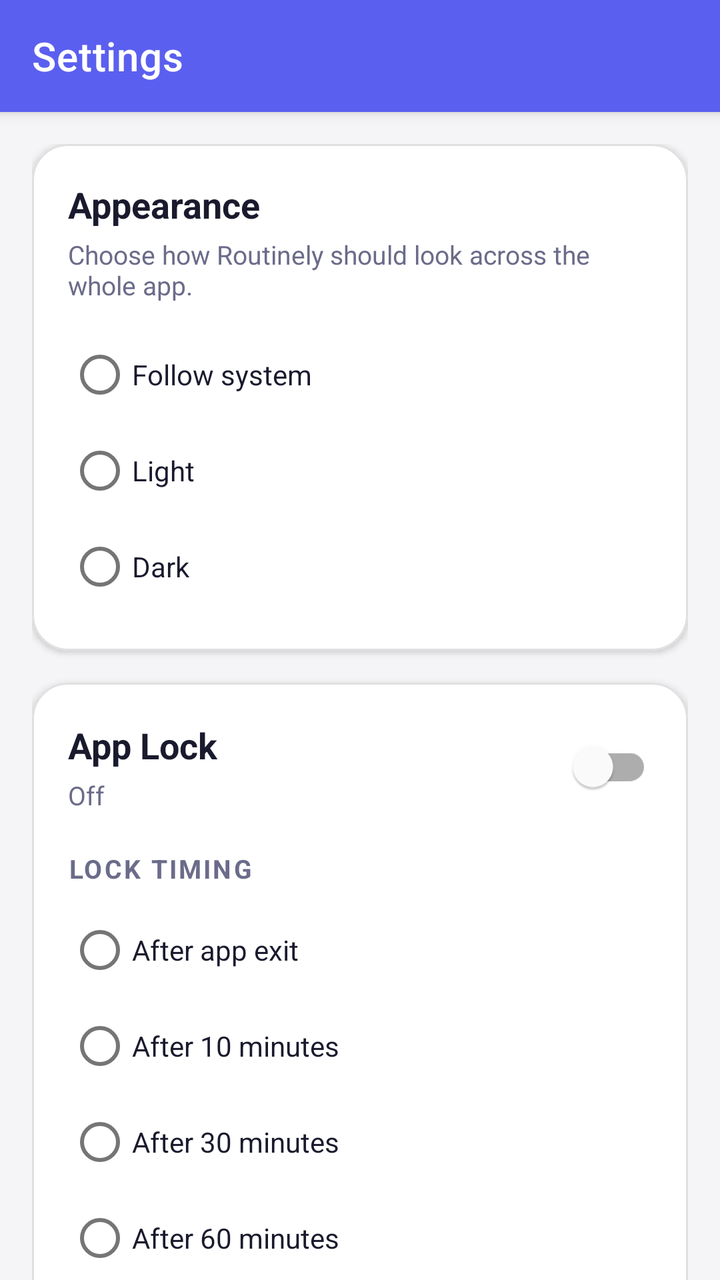
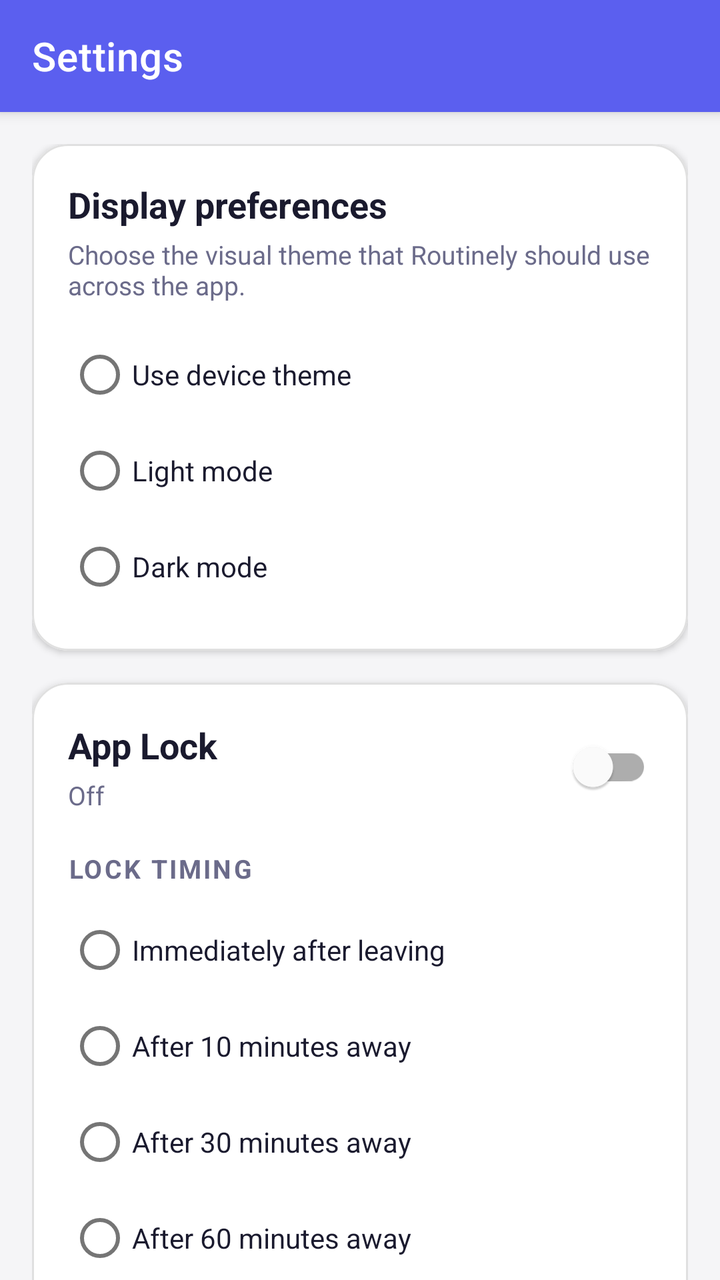

Two renders of the same Android screen: before a commit and after it. Below are the layout's source before the change and the commit's diff.
<!-- AndroidManifest.xml: application theme Theme.DailyRoutine -->
<!-- res/layout/activity_settings.xml -->
﻿<?xml version="1.0" encoding="utf-8"?>
<androidx.coordinatorlayout.widget.CoordinatorLayout xmlns:android="http://schemas.android.com/apk/res/android"
    xmlns:app="http://schemas.android.com/apk/res-auto"
    android:layout_width="match_parent"
    android:layout_height="match_parent"
    android:background="@color/bgPage">

    <com.google.android.material.appbar.AppBarLayout
        android:id="@+id/appBar"
        android:layout_width="match_parent"
        android:layout_height="wrap_content"
        android:background="@color/primary">

        <androidx.appcompat.widget.Toolbar
            android:id="@+id/toolbar"
            android:layout_width="match_parent"
            android:layout_height="?attr/actionBarSize"
            app:title="Settings"
            app:titleTextColor="@android:color/white" />

    </com.google.android.material.appbar.AppBarLayout>

    <androidx.core.widget.NestedScrollView
        android:id="@+id/settingsScroll"
        android:layout_width="match_parent"
        android:layout_height="match_parent"
        android:clipToPadding="false"
        android:paddingBottom="32dp"
        app:layout_behavior="@string/appbar_scrolling_view_behavior">

        <LinearLayout
            android:layout_width="match_parent"
            android:layout_height="wrap_content"
            android:orientation="vertical"
            android:padding="16dp">

            <com.google.android.material.card.MaterialCardView
                android:layout_width="match_parent"
                android:layout_height="wrap_content"
                app:cardBackgroundColor="@color/cardBg"
                app:cardCornerRadius="18dp"
                app:cardElevation="2dp"
                app:strokeColor="@color/cardStroke"
                app:strokeWidth="1dp">

                <LinearLayout
                    android:layout_width="match_parent"
                    android:layout_height="wrap_content"
                    android:orientation="vertical"
                    android:padding="18dp">

                    <TextView
                        android:layout_width="match_parent"
                        android:layout_height="wrap_content"
                        android:text="Appearance"
                        android:textColor="@color/textPrimary"
                        android:textSize="18sp"
                        android:textStyle="bold" />

                    <TextView
                        android:layout_width="match_parent"
                        android:layout_height="wrap_content"
                        android:layout_marginTop="4dp"
                        android:text="Choose how Routinely should look across the whole app."
                        android:textColor="@color/textSecondary"
                        android:textSize="13sp" />

                    <RadioGroup
                        android:id="@+id/radioGroupTheme"
                        android:layout_width="match_parent"
                        android:layout_height="wrap_content"
                        android:layout_marginTop="12dp"
                        android:orientation="vertical">

                        <RadioButton
                            android:id="@+id/radioThemeSystem"
                            android:layout_width="match_parent"
                            android:layout_height="wrap_content"
                            android:text="Follow system"
                            android:textColor="@color/textPrimary" />

                        <RadioButton
                            android:id="@+id/radioThemeLight"
                            android:layout_width="match_parent"
                            android:layout_height="wrap_content"
                            android:text="Light"
                            android:textColor="@color/textPrimary" />

                        <RadioButton
                            android:id="@+id/radioThemeDark"
                            android:layout_width="match_parent"
                            android:layout_height="wrap_content"
                            android:text="Dark"
                            android:textColor="@color/textPrimary" />
                    </RadioGroup>
                </LinearLayout>
            </com.google.android.material.card.MaterialCardView>

            <com.google.android.material.card.MaterialCardView
                android:layout_width="match_parent"
                android:layout_height="wrap_content"
                android:layout_marginTop="16dp"
                app:cardBackgroundColor="@color/cardBg"
                app:cardCornerRadius="18dp"
                app:cardElevation="2dp"
                app:strokeColor="@color/cardStroke"
                app:strokeWidth="1dp">

                <LinearLayout
                    android:layout_width="match_parent"
                    android:layout_height="wrap_content"
                    android:orientation="vertical"
                    android:padding="18dp">

                    <LinearLayout
                        android:layout_width="match_parent"
                        android:layout_height="wrap_content"
                        android:gravity="center_vertical"
                        android:orientation="horizontal">

                        <LinearLayout
                            android:layout_width="0dp"
                            android:layout_height="wrap_content"
                            android:layout_weight="1"
                            android:orientation="vertical">

                            <TextView
                                android:layout_width="match_parent"
                                android:layout_height="wrap_content"
                                android:text="App Lock"
                                android:textColor="@color/textPrimary"
                                android:textSize="18sp"
                                android:textStyle="bold" />

                            <TextView
                                android:id="@+id/tvLockSummary"
                                android:layout_width="match_parent"
                                android:layout_height="wrap_content"
                                android:layout_marginTop="4dp"
                                android:text="Off"
                                android:textColor="@color/textSecondary"
                                android:textSize="13sp" />
                        </LinearLayout>

                        <com.google.android.material.switchmaterial.SwitchMaterial
                            android:id="@+id/switchAppLock"
                            android:layout_width="wrap_content"
                            android:layout_height="wrap_content" />
                    </LinearLayout>

                    <TextView
                        style="@style/LabelText"
                        android:layout_marginTop="18dp"
                        android:text="Lock timing" />

                    <RadioGroup
                        android:id="@+id/radioGroupLockTimeout"
                        android:layout_width="match_parent"
                        android:layout_height="wrap_content"
                        android:layout_marginTop="8dp"
                        android:orientation="vertical">

                        <RadioButton
                            android:id="@+id/radioLockExit"
                            android:layout_width="match_parent"
                            android:layout_height="wrap_content"
                            android:text="After app exit"
                            android:textColor="@color/textPrimary" />

                        <RadioButton
                            android:id="@+id/radioLock10"
                            android:layout_width="match_parent"
                            android:layout_height="wrap_content"
                            android:text="After 10 minutes"
                            android:textColor="@color/textPrimary" />

                        <RadioButton
                            android:id="@+id/radioLock30"
                            android:layout_width="match_parent"
                            android:layout_height="wrap_content"
                            android:text="After 30 minutes"
                            android:textColor="@color/textPrimary" />

                        <RadioButton
                            android:id="@+id/radioLock60"
                            android:layout_width="match_parent"
                            android:layout_height="wrap_content"
                            android:text="After 60 minutes"
                            android:textColor="@color/textPrimary" />
                    </RadioGroup>

                    <TextView
                        style="@style/LabelText"
                        android:layout_marginTop="18dp"
                        android:text="Unlock method" />

                    <RadioGroup
                        android:id="@+id/radioGroupUnlockMethod"
                        android:layout_width="match_parent"
                        android:layout_height="wrap_content"
                        android:layout_marginTop="8dp"
                        android:orientation="vertical">

                        <RadioButton
                            android:id="@+id/radioUnlockPin"
                            android:layout_width="match_parent"
                            android:layout_height="wrap_content"
                            android:text="Manual 6-digit PIN"
                            android:textColor="@color/textPrimary" />

                        <RadioButton
                            android:id="@+id/radioUnlockBiometric"
                            android:layout_width="match_parent"
                            android:layout_height="wrap_content"
                            android:text="Phone fingerprint or face unlock"
                            android:textColor="@color/textPrimary" />
                    </RadioGroup>

                    <com.google.android.material.button.MaterialButton
                        android:id="@+id/btnChangePin"
                        style="@style/Widget.MaterialComponents.Button.OutlinedButton"
                        android:layout_width="match_parent"
                        android:layout_height="52dp"
                        android:layout_marginTop="14dp"
                        android:text="Create or Change PIN"
                        android:textAllCaps="false"
                        app:cornerRadius="14dp"
                        app:strokeColor="@color/primary" />

                    <TextView
                        android:layout_width="match_parent"
                        android:layout_height="wrap_content"
                        android:layout_marginTop="12dp"
                        android:lineSpacingMultiplier="1.2"
                        android:text="Tip: Biometric unlock uses your phone's enrolled fingerprint or face data. Routinely never stores biometric data."
                        android:textColor="@color/textSecondary"
                        android:textSize="12sp" />
                </LinearLayout>
            </com.google.android.material.card.MaterialCardView>
        </LinearLayout>
    </androidx.core.widget.NestedScrollView>
</androidx.coordinatorlayout.widget.CoordinatorLayout>
<!-- resources referenced by this layout -->
<resources>
  <color name="bgPage">#F5F5F7</color>
  <color name="cardBg">#FFFFFF</color>
  <color name="cardStroke">#E0E0E0</color>
  <color name="primary">#5B5FEF</color>
  <color name="textPrimary">#1A1A2E</color>
  <color name="textSecondary">#6B6B8A</color>
  <style name="LabelText">
          <item name="android:layout_width">wrap_content</item>
          <item name="android:layout_height">wrap_content</item>
          <item name="android:textSize">13sp</item>
          <item name="android:textStyle">bold</item>
          <item name="android:textColor">@color/textSecondary</item>
          <item name="android:textAllCaps">true</item>
          <item name="android:letterSpacing">0.08</item>
      </style>
  <style name="Theme.DailyRoutine" parent="Theme.MaterialComponents.DayNight.NoActionBar">
          <item name="colorPrimary">@color/primary</item>
          <item name="colorPrimaryVariant">@color/primaryDark</item>
          <item name="colorOnPrimary">@android:color/white</item>
          <item name="colorSecondary">@color/accent</item>
          <item name="colorOnSecondary">@android:color/white</item>
          <item name="android:windowBackground">@color/bgPage</item>
          <item name="android:statusBarColor">@color/statusBar</item>
          <item name="android:navigationBarColor">@color/primaryDark</item>
          
          <item name="dialogCornerRadius">16dp</item>
      </style>
  <color name="primaryDark">#3F41C2</color>
  <color name="accent">#7E57C2</color>
  <color name="statusBar">#5B5FEF</color>
</resources>

<!-- the commit's change to res/layout/activity_settings.xml (unified diff, before → after) -->
@@ -52,7 +52,7 @@
                     <TextView
                         android:layout_width="match_parent"
                         android:layout_height="wrap_content"
-                        android:text="Appearance"
+                        android:text="Display preferences"
                         android:textColor="@color/textPrimary"
                         android:textSize="18sp"
                         android:textStyle="bold" />
@@ -61,7 +61,7 @@
                         android:layout_width="match_parent"
                         android:layout_height="wrap_content"
                         android:layout_marginTop="4dp"
-                        android:text="Choose how Routinely should look across the whole app."
+                        android:text="Choose the visual theme that Routinely should use across the app."
                         android:textColor="@color/textSecondary"
                         android:textSize="13sp" />
 
@@ -76,21 +76,21 @@
                             android:id="@+id/radioThemeSystem"
                             android:layout_width="match_parent"
                             android:layout_height="wrap_content"
-                            android:text="Follow system"
+                            android:text="Use device theme"
                             android:textColor="@color/textPrimary" />
 
                         <RadioButton
                             android:id="@+id/radioThemeLight"
                             android:layout_width="match_parent"
                             android:layout_height="wrap_content"
-                            android:text="Light"
+                            android:text="Light mode"
                             android:textColor="@color/textPrimary" />
 
                         <RadioButton
                             android:id="@+id/radioThemeDark"
                             android:layout_width="match_parent"
                             android:layout_height="wrap_content"
-                            android:text="Dark"
+                            android:text="Dark mode"
                             android:textColor="@color/textPrimary" />
                     </RadioGroup>
                 </LinearLayout>
@@ -164,28 +164,28 @@
                             android:id="@+id/radioLockExit"
                             android:layout_width="match_parent"
                             android:layout_height="wrap_content"
-                            android:text="After app exit"
+                            android:text="Immediately after leaving"
                             android:textColor="@color/textPrimary" />
 
                         <RadioButton
                             android:id="@+id/radioLock10"
                             android:layout_width="match_parent"
                             android:layout_height="wrap_content"
-                            android:text="After 10 minutes"
+                            android:text="After 10 minutes away"
                             android:textColor="@color/textPrimary" />
 
                         <RadioButton
                             android:id="@+id/radioLock30"
                             android:layout_width="match_parent"
                             android:layout_height="wrap_content"
-                            android:text="After 30 minutes"
+                            android:text="After 30 minutes away"
                             android:textColor="@color/textPrimary" />
 
                         <RadioButton
                             android:id="@+id/radioLock60"
                             android:layout_width="match_parent"
                             android:layout_height="wrap_content"
-                            android:text="After 60 minutes"
+                            android:text="After 60 minutes away"
                             android:textColor="@color/textPrimary" />
                     </RadioGroup>
 
@@ -205,14 +205,14 @@
                             android:id="@+id/radioUnlockPin"
                             android:layout_width="match_parent"
                             android:layout_height="wrap_content"
-                            android:text="Manual 6-digit PIN"
+                            android:text="Six digit PIN"
                             android:textColor="@color/textPrimary" />
 
                         <RadioButton
                             android:id="@+id/radioUnlockBiometric"
                             android:layout_width="match_parent"
                             android:layout_height="wrap_content"
-                            android:text="Phone fingerprint or face unlock"
+                            android:text="Fingerprint or face unlock"
                             android:textColor="@color/textPrimary" />
                     </RadioGroup>
 
@@ -222,8 +222,9 @@
                         android:layout_width="match_parent"
                         android:layout_height="52dp"
                         android:layout_marginTop="14dp"
-                        android:text="Create or Change PIN"
+                        android:text="Create PIN"
                         android:textAllCaps="false"
+                        android:textStyle="bold"
                         app:cornerRadius="14dp"
                         app:strokeColor="@color/primary" />
 
@@ -232,7 +233,7 @@
                         android:layout_height="wrap_content"
                         android:layout_marginTop="12dp"
                         android:lineSpacingMultiplier="1.2"
-                        android:text="Tip: Biometric unlock uses your phone's enrolled fingerprint or face data. Routinely never stores biometric data."
+                        android:text="Biometric unlock uses credentials enrolled on this device. Routinely does not store biometric data."
                         android:textColor="@color/textSecondary"
                         android:textSize="12sp" />
                 </LinearLayout>
